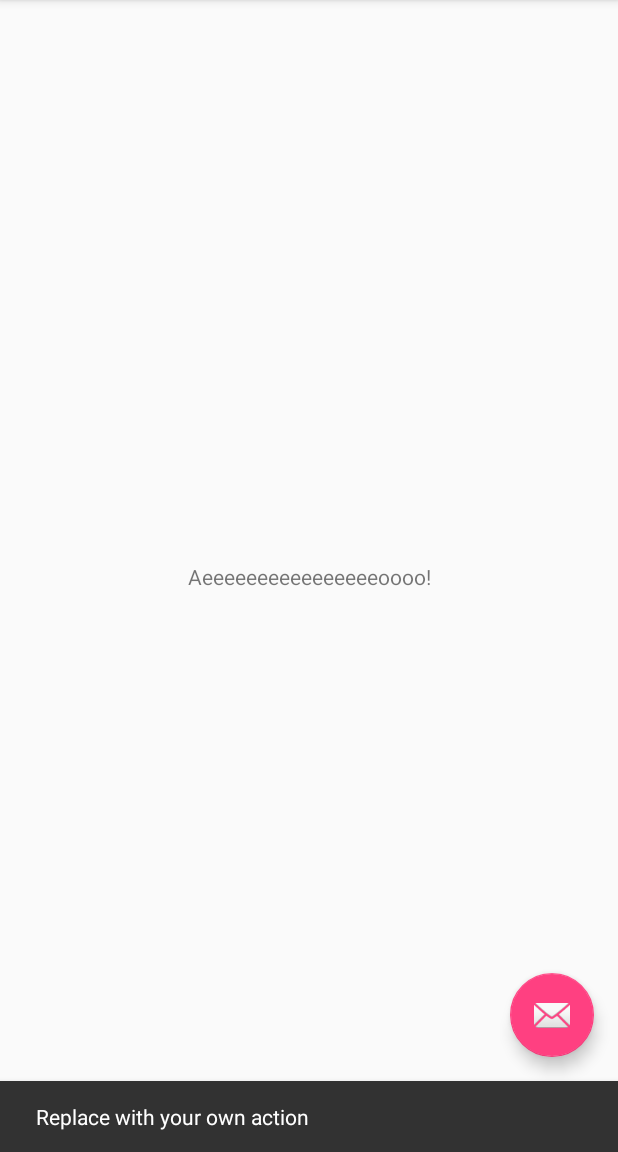
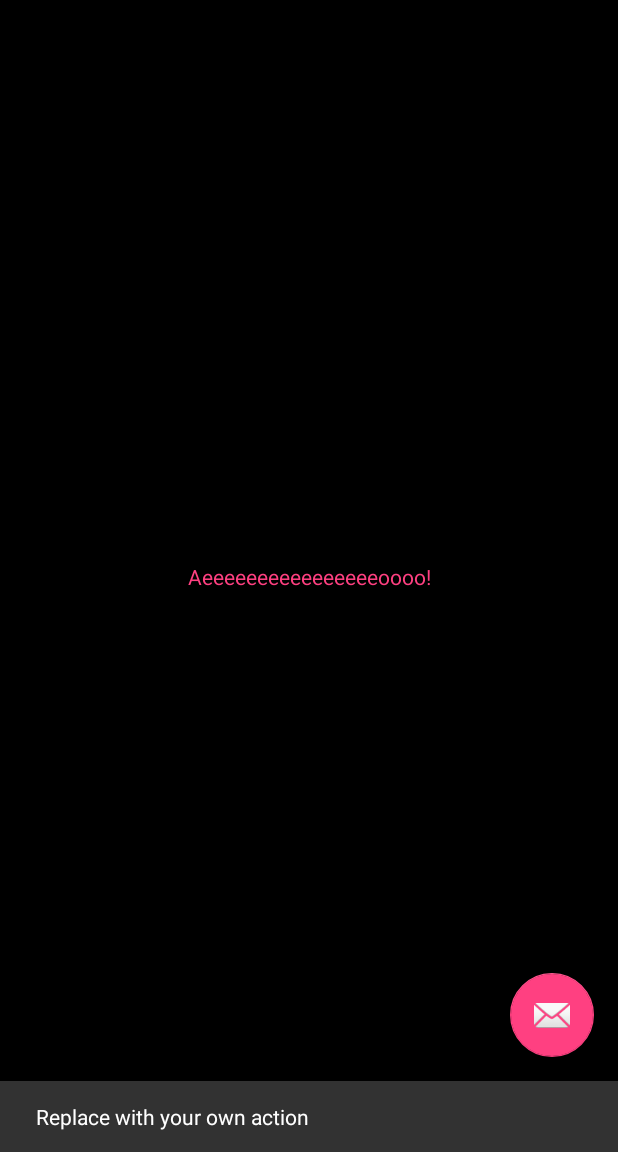
Before and after one commit to andersonb/TravisTestApp, an Android app: the screen it shows after launch (MainActivity), after a tap on an icon or button, on a phone screen of 412 x 824 dp, the part 84-1236 px from its top. Run offline under Robolectric (Android 15) with nearby library versions, the phone set to English and light mode, and no system bars.

Commit message:
Trocar a cor do fundo

```diff
--- a/app/src/main/res/layout/content_main.xml
+++ b/app/src/main/res/layout/content_main.xml
@@ -6,11 +6,13 @@
     android:layout_height="match_parent"
     app:layout_behavior="@string/appbar_scrolling_view_behavior"
     tools:context="andersonb.com.travistestapp.MainActivity"
+    android:background="@android:color/background_dark"
     tools:showIn="@layout/activity_main">
 
     <TextView
         android:layout_width="wrap_content"
         android:layout_height="wrap_content"
+        android:textColor="@color/colorAccent"
         android:text="Aeeeeeeeeeeeeeeeeoooo!"
         app:layout_constraintBottom_toBottomOf="parent"
         app:layout_constraintLeft_toLeftOf="parent"
```
